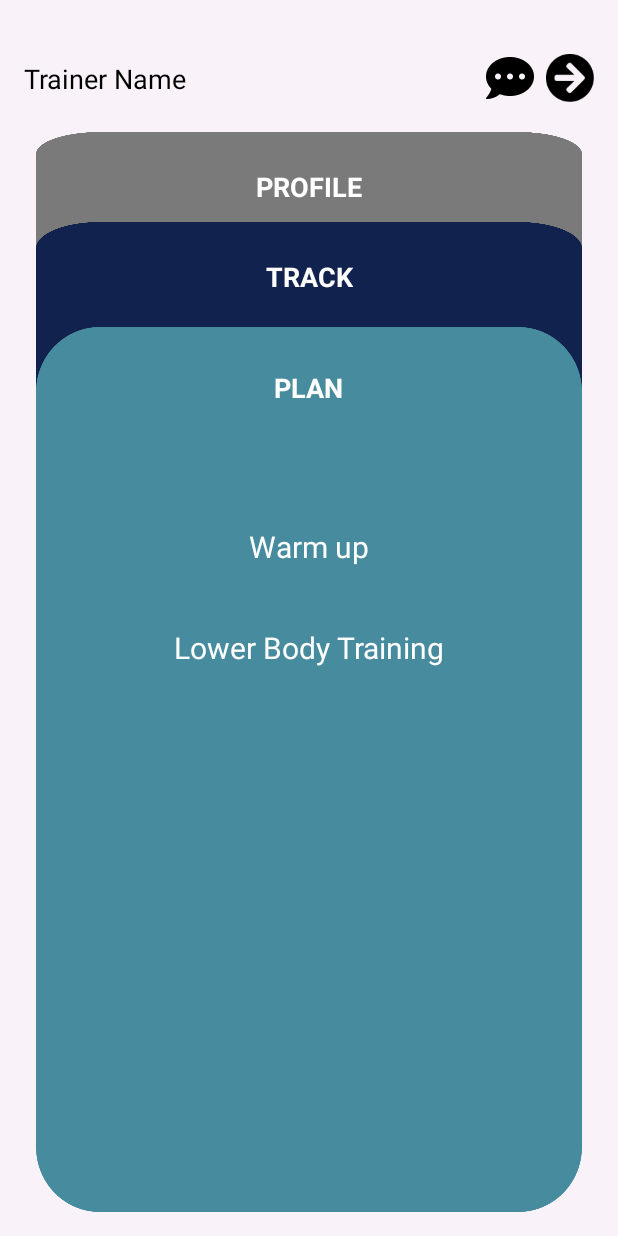
After one commit to RafaellGramata/Vimora, an Android app: the TrainerPlanActivity screen opened directly, with no data from a screen before it, on a phone screen of 412 x 824 dp. The commit adds this screen. Run offline under Robolectric (Android 15) with nearby library versions, the phone set to English and light mode, and no system bars.

Commit message:
created trainer: plan

```diff
--- a/app/src/main/AndroidManifest.xml
+++ b/app/src/main/AndroidManifest.xml
@@ -16,6 +16,10 @@
             android:exported="true">
         </activity>
         <activity
+            android:name=".TrainerPlanActivity"
+            android:exported="true">
+        </activity>
+        <activity
             android:name=".SplashActivity"
             android:exported="true">
             <intent-filter>
--- a/app/src/main/java/com/example/vimora/SignupActivity.java
+++ b/app/src/main/java/com/example/vimora/SignupActivity.java
@@ -1,6 +1,9 @@
 package com.example.vimora;
 
+import android.content.Intent;
 import android.os.Bundle;
+import android.widget.ImageView;
+
 import androidx.appcompat.app.AppCompatActivity;
 
 public class SignupActivity extends AppCompatActivity {
@@ -8,5 +11,12 @@ public class SignupActivity extends AppCompatActivity {
     protected void onCreate(Bundle savedInstanceState) {
         super.onCreate(savedInstanceState);
         setContentView(R.layout.activity_signup);
+
+        // Redirect to SignupActivity when image is clicked
+        ImageView signupButton = findViewById(R.id.signupSubmit);
+        signupButton.setOnClickListener(v -> {
+            Intent intent = new Intent(SignupActivity.this, TrainerPlanActivity.class);
+            startActivity(intent);
+        });
     }
 }
--- a/app/src/main/java/com/example/vimora/SplashActivity.java
+++ b/app/src/main/java/com/example/vimora/SplashActivity.java
@@ -15,13 +15,13 @@ public class SplashActivity extends AppCompatActivity {
         super.onCreate(savedInstanceState);
         setContentView(R.layout.activity_splash);
 
-        // Navigate to WelcomeActivity after 3 seconds
+        // Navigate to WelcomeActivity after 1 second
         new Timer().schedule(new TimerTask() {
             @Override
             public void run() {
                 startActivity(new Intent(SplashActivity.this, WelcomeActivity.class));
                 finish();
             }
-        }, 3000);
+        }, 1000);
     }
 }
--- /dev/null
+++ b/app/src/main/java/com/example/vimora/TrainerPlanActivity.java
@@ -0,0 +1,13 @@
+package com.example.vimora;
+
+import android.os.Bundle;
+
+import androidx.appcompat.app.AppCompatActivity;
+
+public class TrainerPlanActivity extends AppCompatActivity {
+    @Override
+    protected void onCreate(Bundle savedInstanceState) {
+        super.onCreate(savedInstanceState);
+        setContentView(R.layout.activity_trainer_plan);
+    }
+}
--- a/app/src/main/res/layout/activity_signup.xml
+++ b/app/src/main/res/layout/activity_signup.xml
@@ -80,7 +80,7 @@
         app:layout_constraintTop_toBottomOf="@+id/signupName" />
 
     <ImageView
-        android:id="@+id/imageView3"
+        android:id="@+id/signupSubmit"
         android:layout_width="90dp"
         android:layout_height="0dp"
         android:layout_marginBottom="27dp"
@@ -141,9 +141,9 @@
         android:inputType="textPassword"
         android:minHeight="48dp"
         android:textColorHint="#546E7A"
-        app:layout_constraintBottom_toTopOf="@+id/imageView3"
-        app:layout_constraintEnd_toStartOf="@+id/imageView3"
-        app:layout_constraintStart_toStartOf="@+id/imageView3"
+        app:layout_constraintBottom_toTopOf="@+id/signupSubmit"
+        app:layout_constraintEnd_toStartOf="@+id/signupSubmit"
+        app:layout_constraintStart_toStartOf="@+id/signupSubmit"
         app:layout_constraintTop_toBottomOf="@+id/signupEmail" />
 
 </androidx.constraintlayout.widget.ConstraintLayout>
--- /dev/null
+++ b/app/src/main/res/layout/activity_trainer_plan.xml
@@ -0,0 +1,199 @@
+<?xml version="1.0" encoding="utf-8"?>
+<androidx.constraintlayout.widget.ConstraintLayout
+    xmlns:android="http://schemas.android.com/apk/res/android"
+    xmlns:app="http://schemas.android.com/apk/res-auto"
+    xmlns:tools="http://schemas.android.com/tools"
+    android:layout_width="match_parent"
+    android:layout_height="match_parent"
+    android:background="#F9F2F8"
+    tools:context=".TrainerPlanActivity">
+
+    <!--Upper section-->
+    <androidx.constraintlayout.widget.ConstraintLayout
+        android:id="@+id/topBar"
+        android:layout_width="match_parent"
+        android:layout_height="wrap_content"
+        android:paddingTop="36dp"
+        android:paddingBottom="12dp"
+        android:paddingStart="16dp"
+        android:paddingEnd="16dp"
+        app:layout_constraintTop_toTopOf="parent">
+
+        <TextView
+            android:id="@+id/trainerName"
+            android:layout_width="wrap_content"
+            android:layout_height="wrap_content"
+            android:text="Trainer Name"
+            android:textSize="18sp"
+            android:textColor="#000000"
+            app:layout_constraintStart_toStartOf="parent"
+            app:layout_constraintTop_toTopOf="parent"
+            app:layout_constraintBottom_toBottomOf="parent" />
+
+        <ImageView
+            android:id="@+id/reminderIcon"
+            android:layout_width="32dp"
+            android:layout_height="32dp"
+            android:layout_marginEnd="8dp"
+            android:contentDescription="@string/reminderIconDesc"
+            android:src="@drawable/remindericon"
+            app:layout_constraintBottom_toBottomOf="parent"
+            app:layout_constraintEnd_toStartOf="@id/settings"
+            app:layout_constraintTop_toTopOf="parent" />
+
+        <ImageView
+            android:id="@+id/settings"
+            android:layout_width="32dp"
+            android:layout_height="32dp"
+            android:contentDescription="@string/settingsIconDesc"
+            android:src="@drawable/settings"
+            app:layout_constraintBottom_toBottomOf="parent"
+            app:layout_constraintEnd_toEndOf="parent"
+            app:layout_constraintTop_toTopOf="parent" />
+    </androidx.constraintlayout.widget.ConstraintLayout>
+
+
+    <!--Profile card-->
+    <androidx.constraintlayout.widget.ConstraintLayout
+        android:id="@+id/profileCard"
+        android:layout_width="0dp"
+        android:layout_height="120dp"
+        android:layout_marginHorizontal="24dp"
+        android:layout_marginTop="8dp"
+        android:background="@drawable/splashcardbg"
+        app:layout_constraintTop_toBottomOf="@id/topBar"
+        app:layout_constraintStart_toStartOf="parent"
+        app:layout_constraintEnd_toEndOf="parent">
+
+        <TextView
+            android:id="@+id/profileLabel"
+            android:layout_width="wrap_content"
+            android:layout_height="wrap_content"
+            android:text="@string/profileCardName"
+            android:textColor="#FFFFFF"
+            android:textSize="18sp"
+            android:textStyle="bold"
+            app:layout_constraintBottom_toBottomOf="parent"
+            app:layout_constraintEnd_toEndOf="parent"
+            app:layout_constraintStart_toStartOf="parent"
+            app:layout_constraintTop_toTopOf="parent"
+            app:layout_constraintVertical_bias="0.25" />
+    </androidx.constraintlayout.widget.ConstraintLayout>
+
+
+    <!--Track card-->
+    <androidx.constraintlayout.widget.ConstraintLayout
+        android:id="@+id/trackCard"
+        android:layout_width="0dp"
+        android:layout_height="120dp"
+        android:layout_marginHorizontal="24dp"
+        android:layout_marginTop="-60dp"
+        android:background="@drawable/trackcardbg"
+        app:layout_constraintTop_toBottomOf="@id/profileCard"
+        app:layout_constraintStart_toStartOf="parent"
+        app:layout_constraintEnd_toEndOf="parent">
+
+        <TextView
+            android:id="@+id/trackLabel"
+            android:layout_width="wrap_content"
+            android:layout_height="wrap_content"
+            android:text="@string/trackCardName"
+            android:textColor="#FFFFFF"
+            android:textSize="18sp"
+            android:textStyle="bold"
+            app:layout_constraintBottom_toBottomOf="parent"
+            app:layout_constraintEnd_toEndOf="parent"
+            app:layout_constraintStart_toStartOf="parent"
+            app:layout_constraintTop_toTopOf="parent"
+            app:layout_constraintVertical_bias="0.25" />
+    </androidx.constraintlayout.widget.ConstraintLayout>
+
+
+    <!--Plan card-->
+    <androidx.constraintlayout.widget.ConstraintLayout
+        android:id="@+id/planCard"
+        android:layout_width="0dp"
+        android:layout_height="0dp"
+        android:layout_marginHorizontal="24dp"
+        android:layout_marginTop="-50dp"
+        android:layout_marginBottom="16dp"
+        android:background="@drawable/planbg"
+        app:layout_constraintTop_toBottomOf="@id/trackCard"
+        app:layout_constraintBottom_toBottomOf="parent"
+        app:layout_constraintStart_toStartOf="parent"
+        app:layout_constraintEnd_toEndOf="parent">
+
+        <TextView
+            android:id="@+id/planLabel"
+            android:layout_width="wrap_content"
+            android:layout_height="wrap_content"
+            android:text="PLAN"
+            android:textColor="#FFFFFF"
+            android:textSize="18sp"
+            android:textStyle="bold"
+            app:layout_constraintTop_toTopOf="parent"
+            app:layout_constraintBottom_toBottomOf="parent"
+            app:layout_constraintStart_toStartOf="parent"
+            app:layout_constraintEnd_toEndOf="parent"
+            app:layout_constraintVertical_bias="0.05" />
+
+        <TextView
+            android:id="@+id/exerciseType"
+            android:layout_width="wrap_content"
+            android:layout_height="wrap_content"
+            android:text="Warm up"
+            android:textColor="#FFFFFF"
+            android:textSize="20sp"
+            android:layout_marginTop="80dp"
+            app:layout_constraintTop_toBottomOf="@id/planLabel"
+            app:layout_constraintStart_toStartOf="parent"
+            app:layout_constraintEnd_toEndOf="parent" />
+
+        <TextView
+            android:id="@+id/exerciseName"
+            android:layout_width="wrap_content"
+            android:layout_height="wrap_content"
+            android:text="Lower Body Training"
+            android:textColor="#FFFFFF"
+            android:textSize="20sp"
+            android:layout_marginTop="40dp"
+            app:layout_constraintTop_toBottomOf="@id/exerciseType"
+            app:layout_constraintStart_toStartOf="parent"
+            app:layout_constraintEnd_toEndOf="parent" />
+
+
+        <TextView
+            android:id="@+id/exercisetype2"
+            android:layout_width="wrap_content"
+            android:layout_height="wrap_content"
+            android:layout_marginStart="157dp"
+            android:layout_marginTop="272dp"
+            android:layout_marginEnd="157dp"
+            android:layout_marginBottom="263dp"
+            android:text="Stretch"
+            android:textColor="#FFFFFF"
+            android:textSize="20sp"
+            app:layout_constraintBottom_toBottomOf="parent"
+            app:layout_constraintEnd_toEndOf="parent"
+            app:layout_constraintStart_toStartOf="parent"
+            app:layout_constraintTop_toBottomOf="@+id/exerciseName" />
+
+        <TextView
+            android:id="@+id/textView9"
+            android:layout_width="wrap_content"
+            android:layout_height="wrap_content"
+            android:layout_marginStart="98dp"
+            android:layout_marginTop="29dp"
+            android:layout_marginEnd="222dp"
+            android:layout_marginBottom="491dp"
+            android:text="Quads"
+            android:textColor="#FFFFFF"
+            android:textSize="20sp"
+            app:layout_constraintBottom_toBottomOf="parent"
+            app:layout_constraintEnd_toEndOf="parent"
+            app:layout_constraintStart_toStartOf="parent"
+            app:layout_constraintTop_toBottomOf="@+id/exerciseName" />
+
+    </androidx.constraintlayout.widget.ConstraintLayout>
+
+</androidx.constraintlayout.widget.ConstraintLayout>
--- a/app/src/main/res/values/strings.xml
+++ b/app/src/main/res/values/strings.xml
@@ -18,4 +18,9 @@
     <string name="signupForgotPasswordDesc">Forgot Password</string>
     <string name="signupPassword">Enter a password</string>
     <string name="signuPasswordLabel">Password</string>
+    <string name="profileCardName">PROFILE</string>
+    <string name="trackCardName">TRACK</string>
+    <string name="planCardName">PLAN</string>
+    <string name="reminderIconDesc">reminder</string>
+    <string name="settingsIconDesc">settings</string>
 </resources>
```
Also changed, not shown: app/src/main/res/drawable/planbg.png (added), app/src/main/res/drawable/planbg2.png (added), app/src/main/res/drawable/plancardbg.png (added), app/src/main/res/drawable/remindericon.png (added), app/src/main/res/drawable/settings.png (added), app/src/main/res/drawable/splashcardbg.png (added), app/src/main/res/drawable/trackcardbg.png (added).
